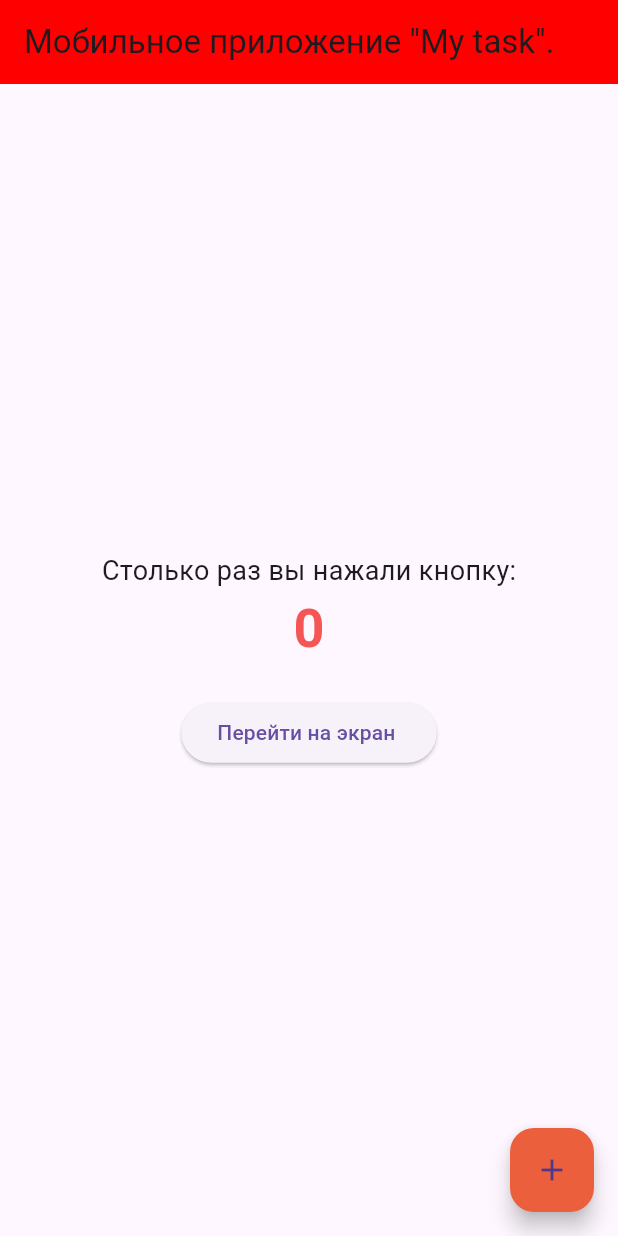
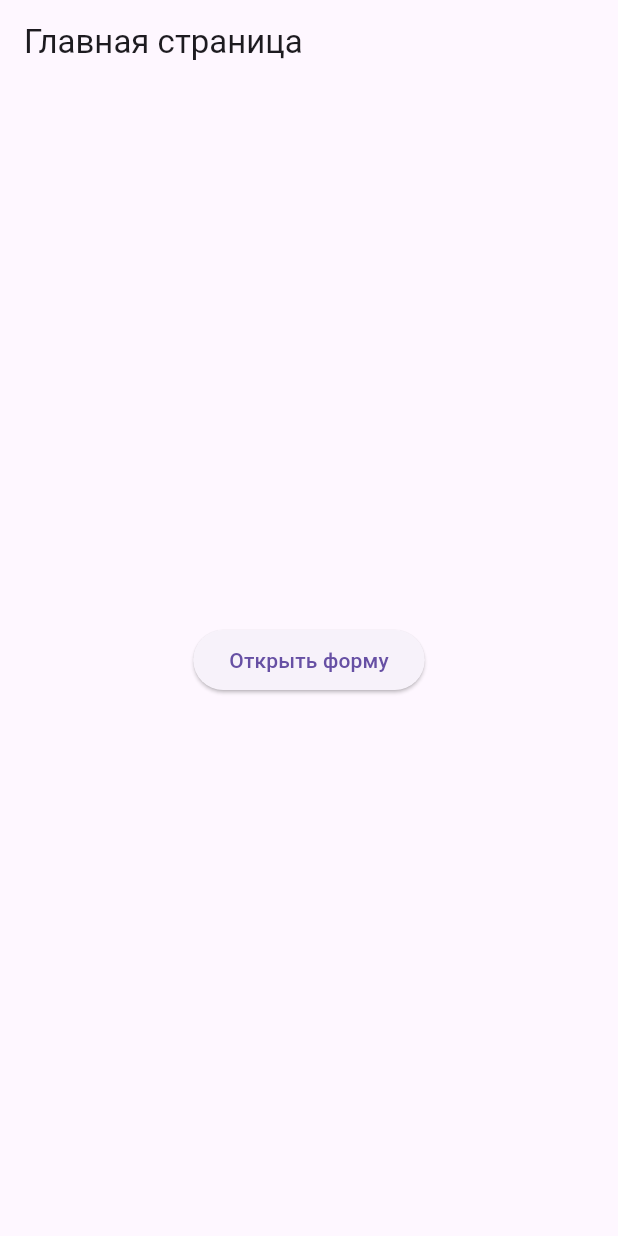
Before and after one commit to timaxxez/flutter, a Flutter app: the screen it shows after launch, on a phone screen of 412 x 824 dp. Run offline on Flutter 3.47's test engine with Material 3 defaults, Android fonts, the phone set to English and light mode, and no system bars.

```diff
--- a/lib/main.dart
+++ b/lib/main.dart
@@ -1,5 +1,5 @@
 import 'package:flutter/material.dart';
-import 'screens/home_screen.dart';
+import 'screens/form_screen.dart'; // Подключаем экран формы
 
 void main() {
   runApp(const MyApp());
@@ -10,10 +10,38 @@ class MyApp extends StatelessWidget {
 
   @override
   Widget build(BuildContext context) {
-    return const MaterialApp(
+    return MaterialApp(
       debugShowCheckedModeBanner: false,
-      title: 'Flutter Demo',
-      home: HomeScreen(title: 'Мобильное приложение "My task". '),
+      title: 'Flutter Form Example',
+      theme: ThemeData(
+        primarySwatch: Colors.teal,
+      ),
+      home: const HomeScreen(), // главный экран приложения
     );
   }
 }
+
+class HomeScreen extends StatelessWidget {
+  const HomeScreen({super.key});
+
+  @override
+  Widget build(BuildContext context) {
+    return Scaffold(
+      appBar: AppBar(
+        title: const Text('Главная страница'),
+      ),
+      body: Center(
+        child: ElevatedButton(
+          onPressed: () {
+            // Переход на экран формы
+            Navigator.push(
+              context,
+              MaterialPageRoute(builder: (context) => const FormScreen()),
+            );
+          },
+          child: const Text('Открыть форму'),
+        ),
+      ),
+    );
+  }
+}
--- a/lib/screens/home_screen.dart
+++ b/lib/screens/home_screen.dart
@@ -49,7 +49,6 @@ class _HomeScreenState extends State<HomeScreen> {
             ),
             const SizedBox(height: 20),
 
-            // 👉 Добавленный ElevatedButton
             ElevatedButton(
               onPressed: () {
                 Navigator.push(
```
Also changed, not shown: lib/screens/form_screen.dart (added, +58 -0 lines).
